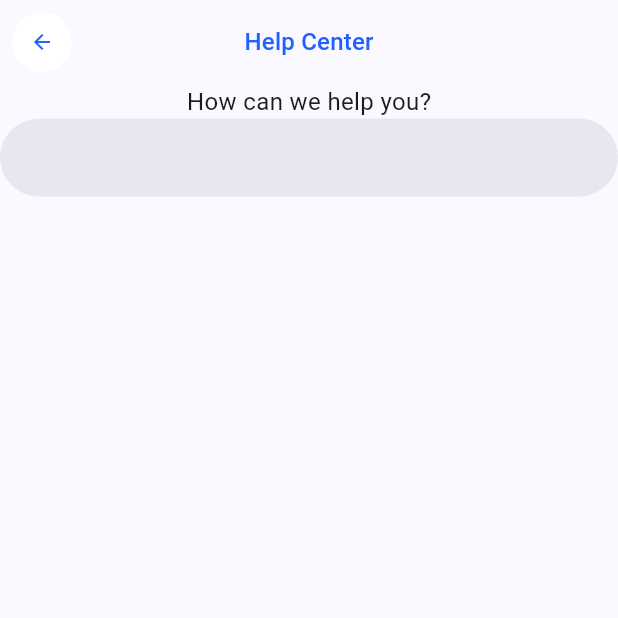
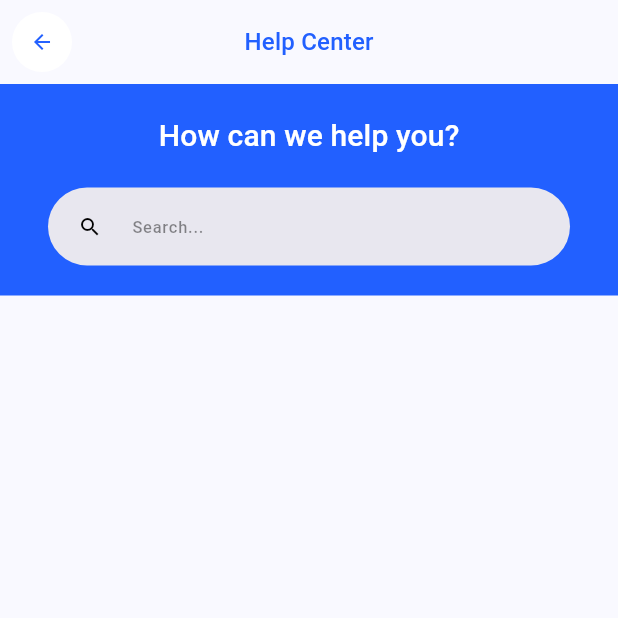
Before and after one commit to BretLogs/Skin_First, a Flutter app: the ProfilePageHelp screen opened directly, on a phone screen of 412 x 824 dp, the top half of it. Run offline on Flutter 3.47's test engine with Material 3 defaults, Android fonts, the phone set to English and light mode, and no system bars; our stand-ins replace google_fonts, table_calendar.

Commit message:
profile page help search bar created

```diff
--- a/skin_first/lib/presentation/profile_page/profile_page_help/profile_page_help.dart
+++ b/skin_first/lib/presentation/profile_page/profile_page_help/profile_page_help.dart
@@ -1,4 +1,5 @@
 import 'package:flutter/material.dart';
+import 'package:flutter/widgets.dart';
 
 class ProfilePageHelp extends StatelessWidget {
   const ProfilePageHelp({super.key});
@@ -7,14 +8,28 @@
   Widget build(BuildContext context) {
     return Scaffold(
       appBar: AppBar(title: const Text('Help Center')),
-      body: const Column(
+      body: Column(
         children: <Widget>[
-          Center(
-            child: Column(
-              children: <Widget>[
-                Text('How can we help you?'),
-                SearchBar(),
-              ],
+          Container(
+            color: Theme.of(context).colorScheme.primary,
+            child: Center(
+              child: Column(
+                children: <Widget>[
+                  const SizedBox(height: 20),
+                  Text(
+                    'How can we help you?',
+                    style: Theme.of(context).textTheme.labelLarge,
+                  ),
+                  const Padding(
+                    padding: EdgeInsets.symmetric(horizontal: 32, vertical: 20),
+                    child: SearchBar(
+                      leading: Icon(Icons.search),
+                      padding: MaterialStatePropertyAll(EdgeInsets.symmetric(horizontal: 20)),
+                      hintText: 'Search...',
+                    ),
+                  ),
+                ],
+              ),
             ),
           )
         ],
```
